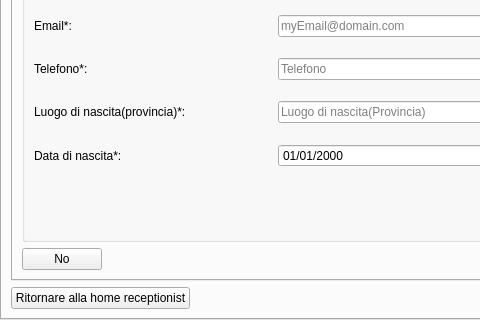
Qt form ui/Receptionist/GestireClienti/HomeGestireUnCliente.ui (mdoraz/Hotel) before a commit; both pictures show x 0 to 480 and y 185 to 505 of the 794 by 505 pixel window.
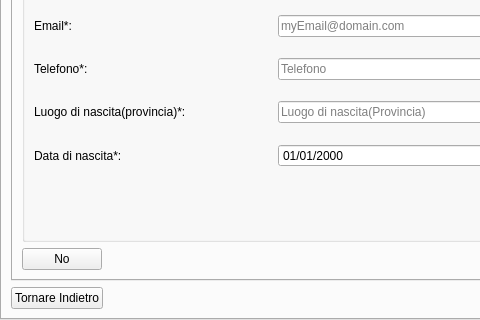
The same form after that commit. The open tabs and pages were chosen to show the change.

Commit message: Completato scheletro HomeGestioneVacanza inserendo tutti i file .ui e collegandoli tra loro + modifiche bottoni vari file .ui + collegata tutta la gestione vacanza al bottone della homeReceptionist

Diff of the .ui file:
```diff
--- a/ui/Receptionist/GestireClienti/HomeGestireUnCliente.ui
+++ b/ui/Receptionist/GestireClienti/HomeGestireUnCliente.ui
@@ -34,7 +34,7 @@
     <item row="1" column="0">
      <widget class="QPushButton" name="btnTornareHomeReceptionist">
       <property name="text">
-       <string>Ritornare alla home receptionist</string>
+       <string>Tornare Indietro</string>
       </property>
      </widget>
     </item>
```
Left out of the diff: 2 changed lines with no effect on the pictures. The commit also changes 18 other files.
